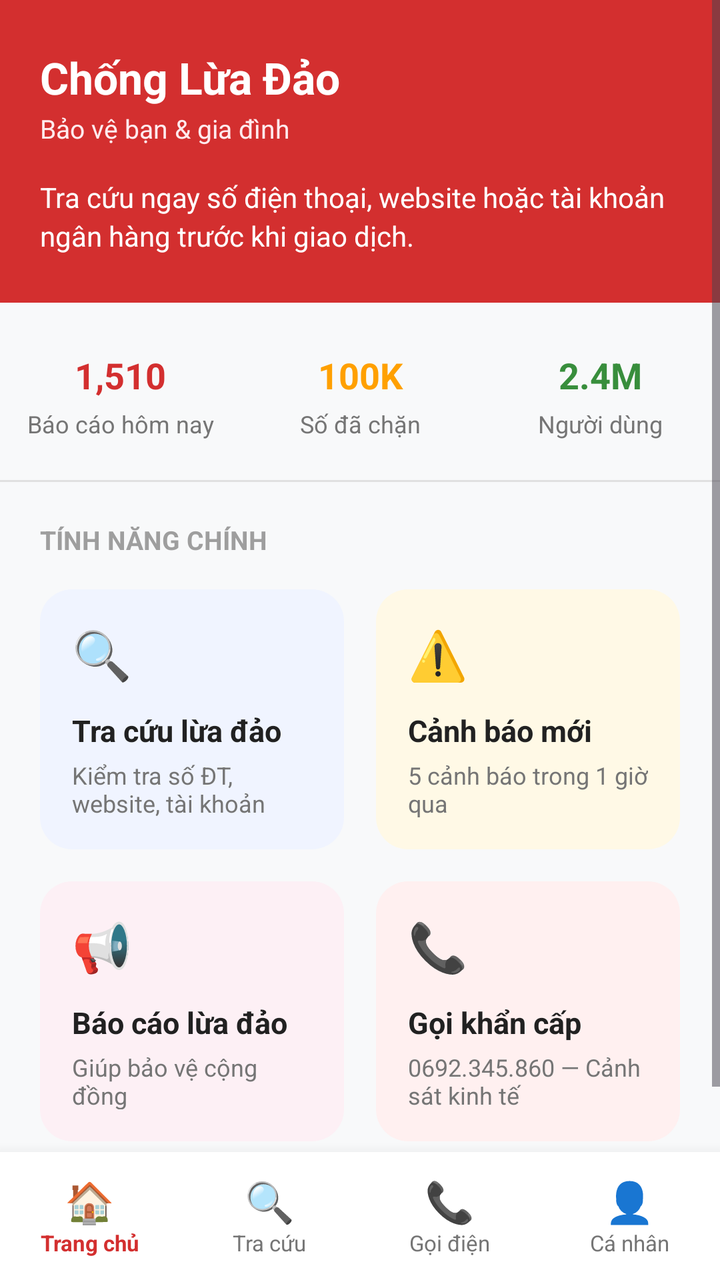
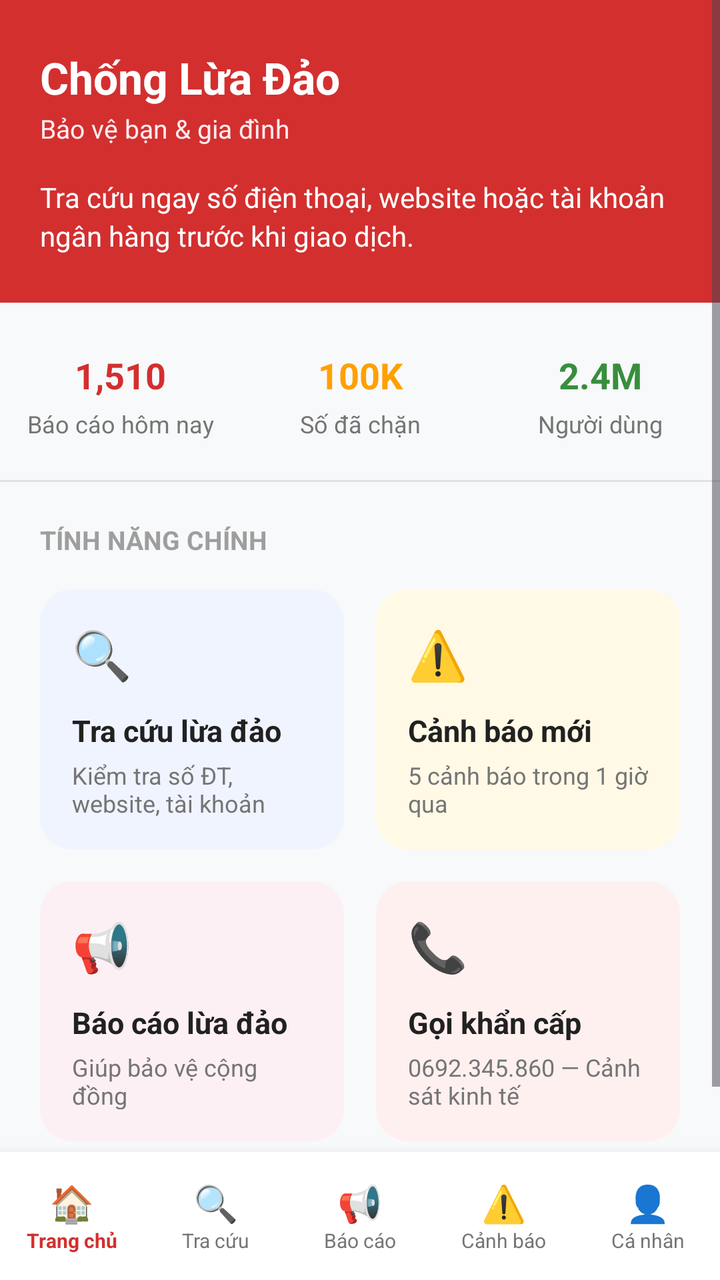

An Android layout rendered at two revisions. The XML below is the earlier revision; the diff shows what the commit changed to produce the second picture.
<!-- AndroidManifest.xml: application theme Theme.Cyber_Trap -->
<!-- res/layout/activity_trangchu.xml -->
<?xml version="1.0" encoding="utf-8"?>
<androidx.constraintlayout.widget.ConstraintLayout xmlns:android="http://schemas.android.com/apk/res/android"
    xmlns:app="http://schemas.android.com/apk/res-auto"
    xmlns:tools="http://schemas.android.com/tools"
    android:layout_width="match_parent"
    android:layout_height="match_parent"
    android:background="#F8F9FA"
    tools:context=".trangchu">

    
    <ScrollView
        android:id="@+id/scrollView"
        android:layout_width="0dp"
        android:layout_height="0dp"
        android:fillViewport="true"
        app:layout_constraintBottom_toTopOf="@id/bottomNav"
        app:layout_constraintEnd_toEndOf="parent"
        app:layout_constraintStart_toStartOf="parent"
        app:layout_constraintTop_toTopOf="parent">

        <androidx.constraintlayout.widget.ConstraintLayout
            android:id="@+id/main"
            android:layout_width="match_parent"
            android:layout_height="wrap_content"
            android:paddingBottom="16dp">

            
            <View
                android:id="@+id/headerBackground"
                android:layout_width="0dp"
                android:layout_height="0dp"
                android:background="#D32F2F"
                app:layout_constraintBottom_toBottomOf="@id/tvHeaderDesc"
                app:layout_constraintEnd_toEndOf="parent"
                app:layout_constraintStart_toStartOf="parent"
                app:layout_constraintTop_toTopOf="parent" />

            
            <TextView
                android:id="@+id/tvHeaderTitle"
                android:layout_width="wrap_content"
                android:layout_height="wrap_content"
                android:layout_marginStart="20dp"
                android:layout_marginTop="24dp"
                android:text="Chống Lừa Đảo"
                android:textColor="#FFFFFF"
                android:textSize="22sp"
                android:textStyle="bold"
                app:layout_constraintStart_toStartOf="parent"
                app:layout_constraintTop_toTopOf="parent" />

            
            <TextView
                android:id="@+id/tvHeaderSubtitle"
                android:layout_width="wrap_content"
                android:layout_height="wrap_content"
                android:layout_marginTop="2dp"
                android:text="Bảo vệ bạn &amp; gia đình"
                android:textColor="#FFEBEE"
                android:textSize="13sp"
                app:layout_constraintStart_toStartOf="@id/tvHeaderTitle"
                app:layout_constraintTop_toBottomOf="@id/tvHeaderTitle" />

            
            <TextView
                android:id="@+id/tvHeaderDesc"
                android:layout_width="0dp"
                android:layout_height="wrap_content"
                android:layout_marginTop="16dp"
                android:layout_marginEnd="20dp"
                android:paddingBottom="24dp"
                android:lineSpacingExtra="3dp"
                android:text="Tra cứu ngay số điện thoại, website hoặc tài khoản ngân hàng trước khi giao dịch."
                android:textColor="#FFFFFF"
                android:textSize="14sp"
                app:layout_constraintEnd_toEndOf="parent"
                app:layout_constraintStart_toStartOf="@id/tvHeaderTitle"
                app:layout_constraintTop_toBottomOf="@id/tvHeaderSubtitle" />

            
            <TextView
                android:id="@+id/tvStat1Val"
                android:layout_width="0dp"
                android:layout_height="wrap_content"
                android:layout_marginTop="24dp"
                android:gravity="center"
                android:text="1,510"
                android:textColor="#D32F2F"
                android:textSize="18sp"
                android:textStyle="bold"
                app:layout_constraintEnd_toStartOf="@id/tvStat2Val"
                app:layout_constraintHorizontal_weight="1"
                app:layout_constraintStart_toStartOf="parent"
                app:layout_constraintTop_toBottomOf="@id/headerBackground" />

            <TextView
                android:id="@+id/tvStat1Label"
                android:layout_width="0dp"
                android:layout_height="wrap_content"
                android:layout_marginTop="4dp"
                android:gravity="center"
                android:text="Báo cáo hôm nay"
                android:textColor="#757575"
                android:textSize="12sp"
                app:layout_constraintEnd_toEndOf="@id/tvStat1Val"
                app:layout_constraintStart_toStartOf="@id/tvStat1Val"
                app:layout_constraintTop_toBottomOf="@id/tvStat1Val" />

            
            <TextView
                android:id="@+id/tvStat2Val"
                android:layout_width="0dp"
                android:layout_height="wrap_content"
                android:gravity="center"
                android:text="100K"
                android:textColor="#FFA000"
                android:textSize="18sp"
                android:textStyle="bold"
                app:layout_constraintEnd_toStartOf="@id/tvStat3Val"
                app:layout_constraintHorizontal_weight="1"
                app:layout_constraintStart_toEndOf="@id/tvStat1Val"
                app:layout_constraintTop_toTopOf="@id/tvStat1Val" />

            <TextView
                android:id="@+id/tvStat2Label"
                android:layout_width="0dp"
                android:layout_height="wrap_content"
                android:layout_marginTop="4dp"
                android:gravity="center"
                android:text="Số đã chặn"
                android:textColor="#757575"
                android:textSize="12sp"
                app:layout_constraintEnd_toEndOf="@id/tvStat2Val"
                app:layout_constraintStart_toStartOf="@id/tvStat2Val"
                app:layout_constraintTop_toBottomOf="@id/tvStat2Val" />

            
            <TextView
                android:id="@+id/tvStat3Val"
                android:layout_width="0dp"
                android:layout_height="wrap_content"
                android:gravity="center"
                android:text="2.4M"
                android:textColor="#388E3C"
                android:textSize="18sp"
                android:textStyle="bold"
                app:layout_constraintEnd_toEndOf="parent"
                app:layout_constraintHorizontal_weight="1"
                app:layout_constraintStart_toEndOf="@id/tvStat2Val"
                app:layout_constraintTop_toTopOf="@id/tvStat1Val" />

            <TextView
                android:id="@+id/tvStat3Label"
                android:layout_width="0dp"
                android:layout_height="wrap_content"
                android:layout_marginTop="4dp"
                android:gravity="center"
                android:text="Người dùng"
                android:textColor="#757575"
                android:textSize="12sp"
                app:layout_constraintEnd_toEndOf="@id/tvStat3Val"
                app:layout_constraintStart_toStartOf="@id/tvStat3Val"
                app:layout_constraintTop_toBottomOf="@id/tvStat3Val" />

            <View
                android:id="@+id/divider1"
                android:layout_width="0dp"
                android:layout_height="1dp"
                android:layout_marginTop="20dp"
                android:background="#E0E0E0"
                app:layout_constraintEnd_toEndOf="parent"
                app:layout_constraintStart_toStartOf="parent"
                app:layout_constraintTop_toBottomOf="@id/tvStat1Label" />

            
            <TextView
                android:id="@+id/tvFeatureHeader"
                android:layout_width="wrap_content"
                android:layout_height="wrap_content"
                android:layout_marginStart="20dp"
                android:layout_marginTop="20dp"
                android:text="TÍNH NĂNG CHÍNH"
                android:textColor="#9E9E9E"
                android:textSize="13sp"
                android:textStyle="bold"
                app:layout_constraintStart_toStartOf="parent"
                app:layout_constraintTop_toBottomOf="@id/divider1" />

            
            <androidx.constraintlayout.widget.ConstraintLayout
                android:id="@+id/card1"
                android:layout_width="0dp"
                android:layout_height="130dp"
                android:layout_marginStart="20dp"
                android:layout_marginTop="16dp"
                android:layout_marginEnd="8dp"
                android:background="@drawable/bg_card_blue"
                android:padding="16dp"
                app:layout_constraintEnd_toStartOf="@id/card2"
                app:layout_constraintHorizontal_weight="1"
                app:layout_constraintStart_toStartOf="parent"
                app:layout_constraintTop_toBottomOf="@id/tvFeatureHeader">

                <TextView
                    android:id="@+id/tvCard1Icon"
                    android:layout_width="wrap_content"
                    android:layout_height="wrap_content"
                    android:text="🔍"
                    android:textSize="24sp"
                    app:layout_constraintStart_toStartOf="parent"
                    app:layout_constraintTop_toTopOf="parent" />

                <TextView
                    android:id="@+id/tvCard1Title"
                    android:layout_width="wrap_content"
                    android:layout_height="wrap_content"
                    android:layout_marginTop="12dp"
                    android:text="Tra cứu lừa đảo"
                    android:textColor="#212121"
                    android:textSize="15sp"
                    android:textStyle="bold"
                    app:layout_constraintStart_toStartOf="parent"
                    app:layout_constraintTop_toBottomOf="@id/tvCard1Icon" />

                <TextView
                    android:id="@+id/tvCard1Sub"
                    android:layout_width="0dp"
                    android:layout_height="wrap_content"
                    android:layout_marginTop="4dp"
                    android:text="Kiểm tra số ĐT, website, tài khoản"
                    android:textColor="#757575"
                    android:textSize="12sp"
                    app:layout_constraintEnd_toEndOf="parent"
                    app:layout_constraintStart_toStartOf="parent"
                    app:layout_constraintTop_toBottomOf="@id/tvCard1Title" />

            </androidx.constraintlayout.widget.ConstraintLayout>

            
            <androidx.constraintlayout.widget.ConstraintLayout
                android:id="@+id/card2"
                android:layout_width="0dp"
                android:layout_height="130dp"
                android:layout_marginStart="8dp"
                android:layout_marginEnd="20dp"
                android:background="@drawable/bg_card_yellow"
                android:padding="16dp"
                app:layout_constraintEnd_toEndOf="parent"
                app:layout_constraintHorizontal_weight="1"
                app:layout_constraintStart_toEndOf="@id/card1"
                app:layout_constraintTop_toTopOf="@id/card1">

                <TextView
                    android:id="@+id/tvCard2Icon"
                    android:layout_width="wrap_content"
                    android:layout_height="wrap_content"
                    android:text="⚠️"
                    android:textSize="24sp"
                    app:layout_constraintStart_toStartOf="parent"
                    app:layout_constraintTop_toTopOf="parent" />

                <TextView
                    android:id="@+id/tvCard2Title"
                    android:layout_width="wrap_content"
                    android:layout_height="wrap_content"
                    android:layout_marginTop="12dp"
                    android:text="Cảnh báo mới"
                    android:textColor="#212121"
                    android:textSize="15sp"
                    android:textStyle="bold"
                    app:layout_constraintStart_toStartOf="parent"
                    app:layout_constraintTop_toBottomOf="@id/tvCard2Icon" />

                <TextView
                    android:id="@+id/tvCard2Sub"
                    android:layout_width="0dp"
                    android:layout_height="wrap_content"
                    android:layout_marginTop="4dp"
                    android:text="5 cảnh báo trong 1 giờ qua"
                    android:textColor="#757575"
                    android:textSize="12sp"
                    app:layout_constraintEnd_toEndOf="parent"
                    app:layout_constraintStart_toStartOf="parent"
                    app:layout_constraintTop_toBottomOf="@id/tvCard2Title" />

            </androidx.constraintlayout.widget.ConstraintLayout>

            
            <androidx.constraintlayout.widget.ConstraintLayout
                android:id="@+id/card3"
                android:layout_width="0dp"
                android:layout_height="130dp"
                android:layout_marginStart="20dp"
                android:layout_marginTop="16dp"
                android:layout_marginEnd="8dp"
                android:layout_marginBottom="24dp"
                android:background="@drawable/bg_card_pink"
                android:padding="16dp"
                app:layout_constraintBottom_toBottomOf="parent"
                app:layout_constraintEnd_toStartOf="@id/cardGoiKhanCap"
                app:layout_constraintHorizontal_weight="1"
                app:layout_constraintStart_toStartOf="parent"
                app:layout_constraintTop_toBottomOf="@id/card1">

                <TextView
                    android:id="@+id/tvCard3Icon"
                    android:layout_width="wrap_content"
                    android:layout_height="wrap_content"
                    android:text="📢"
                    android:textSize="24sp"
                    app:layout_constraintStart_toStartOf="parent"
                    app:layout_constraintTop_toTopOf="parent" />

                <TextView
                    android:id="@+id/tvCard3Title"
                    android:layout_width="wrap_content"
                    android:layout_height="wrap_content"
                    android:layout_marginTop="12dp"
                    android:text="Báo cáo lừa đảo"
                    android:textColor="#212121"
                    android:textSize="15sp"
                    android:textStyle="bold"
                    app:layout_constraintStart_toStartOf="parent"
                    app:layout_constraintTop_toBottomOf="@id/tvCard3Icon" />

                <TextView
                    android:id="@+id/tvCard3Sub"
                    android:layout_width="0dp"
                    android:layout_height="wrap_content"
                    android:layout_marginTop="4dp"
                    android:text="Giúp bảo vệ cộng đồng"
                    android:textColor="#757575"
                    android:textSize="12sp"
                    app:layout_constraintEnd_toEndOf="parent"
                    app:layout_constraintStart_toStartOf="parent"
                    app:layout_constraintTop_toBottomOf="@id/tvCard3Title" />

            </androidx.constraintlayout.widget.ConstraintLayout>

            
            <androidx.constraintlayout.widget.ConstraintLayout
                android:id="@+id/cardGoiKhanCap"
                android:layout_width="0dp"
                android:layout_height="130dp"
                android:layout_marginStart="8dp"
                android:layout_marginEnd="20dp"
                android:background="@drawable/bg_card_red"
                android:padding="16dp"
                app:layout_constraintEnd_toEndOf="parent"
                app:layout_constraintHorizontal_weight="1"
                app:layout_constraintStart_toEndOf="@id/card3"
                app:layout_constraintTop_toTopOf="@id/card3">

                <TextView
                    android:id="@+id/tvCard4Icon"
                    android:layout_width="wrap_content"
                    android:layout_height="wrap_content"
                    android:text="📞"
                    android:textSize="24sp"
                    app:layout_constraintStart_toStartOf="parent"
                    app:layout_constraintTop_toTopOf="parent" />

                <TextView
                    android:id="@+id/tvCard4Title"
                    android:layout_width="wrap_content"
                    android:layout_height="wrap_content"
                    android:layout_marginTop="12dp"
                    android:text="Gọi khẩn cấp"
                    android:textColor="#212121"
                    android:textSize="15sp"
                    android:textStyle="bold"
                    app:layout_constraintStart_toStartOf="parent"
                    app:layout_constraintTop_toBottomOf="@id/tvCard4Icon" />

                <TextView
                    android:id="@+id/tvCard4Sub"
                    android:layout_width="0dp"
                    android:layout_height="wrap_content"
                    android:layout_marginTop="4dp"
                    android:text="0692.345.860 — Cảnh sát kinh tế"
                    android:textColor="#757575"
                    android:textSize="12sp"
                    app:layout_constraintEnd_toEndOf="parent"
                    app:layout_constraintStart_toStartOf="parent"
                    app:layout_constraintTop_toBottomOf="@id/tvCard4Title" />

            </androidx.constraintlayout.widget.ConstraintLayout>

        </androidx.constraintlayout.widget.ConstraintLayout>
    </ScrollView>

    
    <LinearLayout
        android:id="@+id/bottomNav"
        android:layout_width="0dp"
        android:layout_height="64dp"
        android:background="#FFFFFF"
        android:elevation="12dp"
        android:orientation="horizontal"
        android:paddingTop="8dp"
        android:paddingBottom="8dp"
        app:layout_constraintBottom_toBottomOf="parent"
        app:layout_constraintEnd_toEndOf="parent"
        app:layout_constraintStart_toStartOf="parent">

        
        <LinearLayout
            android:id="@+id/navHome"
            android:layout_width="0dp"
            android:layout_height="match_parent"
            android:layout_weight="1"
            android:gravity="center"
            android:orientation="vertical">

            <TextView
                android:layout_width="wrap_content"
                android:layout_height="wrap_content"
                android:text="🏠"
                android:textSize="20sp" />

            <TextView
                android:layout_width="wrap_content"
                android:layout_height="wrap_content"
                android:text="Trang chủ"
                android:textColor="#D32F2F"
                android:textSize="11sp"
                android:textStyle="bold" />
        </LinearLayout>

        
        <LinearLayout
            android:id="@+id/navSearch"
            android:layout_width="0dp"
            android:layout_height="match_parent"
            android:layout_weight="1"
            android:gravity="center"
            android:orientation="vertical">

            <TextView
                android:layout_width="wrap_content"
                android:layout_height="wrap_content"
                android:text="🔍"
                android:textSize="20sp" />

            <TextView
                android:layout_width="wrap_content"
                android:layout_height="wrap_content"
                android:text="Tra cứu"
                android:textColor="#757575"
                android:textSize="11sp" />
        </LinearLayout>

        
        <LinearLayout
            android:id="@+id/navCall"
            android:layout_width="0dp"
            android:layout_height="match_parent"
            android:layout_weight="1"
            android:gravity="center"
            android:orientation="vertical">

            <TextView
                android:layout_width="wrap_content"
                android:layout_height="wrap_content"
                android:text="📞"
                android:textSize="20sp" />

            <TextView
                android:layout_width="wrap_content"
                android:layout_height="wrap_content"
                android:text="Gọi điện"
                android:textColor="#757575"
                android:textSize="11sp" />
        </LinearLayout>

        
        <LinearLayout
            android:id="@+id/navProfile"
            android:layout_width="0dp"
            android:layout_height="match_parent"
            android:layout_weight="1"
            android:gravity="center"
            android:orientation="vertical">

            <TextView
                android:layout_width="wrap_content"
                android:layout_height="wrap_content"
                android:text="👤"
                android:textSize="20sp" />

            <TextView
                android:layout_width="wrap_content"
                android:layout_height="wrap_content"
                android:text="Cá nhân"
                android:textColor="#757575"
                android:textSize="11sp" />
        </LinearLayout>

    </LinearLayout>

</androidx.constraintlayout.widget.ConstraintLayout>
<!-- resources referenced by this layout -->
<resources>
  <!-- drawable bg_card_blue (drawable) -->
  <?xml version="1.0" encoding="utf-8"?>
  <shape xmlns:android="http://schemas.android.com/apk/res/android">
      <solid android:color="#F0F4FF" />
      <corners android:radius="16dp" />
  </shape>
  <!-- drawable bg_card_pink (drawable) -->
  <?xml version="1.0" encoding="utf-8"?>
  <shape xmlns:android="http://schemas.android.com/apk/res/android">
      <solid android:color="#FDF0F5" />
      <corners android:radius="16dp" />
  </shape>
  <!-- drawable bg_card_red (drawable) -->
  <?xml version="1.0" encoding="utf-8"?>
  <shape xmlns:android="http://schemas.android.com/apk/res/android">
      <solid android:color="#FFF0F0" />
      <corners android:radius="16dp" />
  </shape>
  <!-- drawable bg_card_yellow (drawable) -->
  <?xml version="1.0" encoding="utf-8"?>
  <shape xmlns:android="http://schemas.android.com/apk/res/android">
      <solid android:color="#FFF9E6" />
      <corners android:radius="16dp" />
  </shape>
  <style name="Theme.Cyber_Trap" parent="Base.Theme.Cyber_Trap" />
  <style name="Base.Theme.Cyber_Trap" parent="Theme.Material3.DayNight.NoActionBar">
          
          
      </style>
</resources>

<!-- the commit's change to res/layout/activity_trangchu.xml (unified diff, before → after) -->
@@ -5,7 +5,7 @@
     android:layout_width="match_parent"
     android:layout_height="match_parent"
     android:background="#F8F9FA"
-    tools:context=".trangchu">
+    tools:context="com.example.test.TrangChuActivity">
 
     
     <ScrollView
@@ -416,14 +416,14 @@
                 android:layout_width="wrap_content"
                 android:layout_height="wrap_content"
                 android:text="🏠"
-                android:textSize="20sp" />
+                android:textSize="18sp" />
 
             <TextView
                 android:layout_width="wrap_content"
                 android:layout_height="wrap_content"
                 android:text="Trang chủ"
                 android:textColor="#D32F2F"
-                android:textSize="11sp"
+                android:textSize="10sp"
                 android:textStyle="bold" />
         </LinearLayout>
 
@@ -440,19 +440,19 @@
                 android:layout_width="wrap_content"
                 android:layout_height="wrap_content"
                 android:text="🔍"
-                android:textSize="20sp" />
+                android:textSize="18sp" />
 
             <TextView
                 android:layout_width="wrap_content"
                 android:layout_height="wrap_content"
                 android:text="Tra cứu"
                 android:textColor="#757575"
-                android:textSize="11sp" />
+                android:textSize="10sp" />
         </LinearLayout>
 
         
         <LinearLayout
-            android:id="@+id/navCall"
+            android:id="@+id/navBaoCao"
             android:layout_width="0dp"
             android:layout_height="match_parent"
             android:layout_weight="1"
@@ -462,15 +462,38 @@
             <TextView
                 android:layout_width="wrap_content"
                 android:layout_height="wrap_content"
-                android:text="📞"
-                android:textSize="20sp" />
-
-            <TextView
-                android:layout_width="wrap_content"
-                android:layout_height="wrap_content"
-                android:text="Gọi điện"
-                android:textColor="#757575"
-                android:textSize="11sp" />
+                android:text="📢"
+                android:textSize="18sp" />
+
+            <TextView
+                android:layout_width="wrap_content"
+                android:layout_height="wrap_content"
+                android:text="Báo cáo"
+                android:textColor="#757575"
+                android:textSize="10sp" />
+        </LinearLayout>
+
+        
+        <LinearLayout
+            android:id="@+id/navWarningNav"
+            android:layout_width="0dp"
+            android:layout_height="match_parent"
+            android:layout_weight="1"
+            android:gravity="center"
+            android:orientation="vertical">
+
+            <TextView
+                android:layout_width="wrap_content"
+                android:layout_height="wrap_content"
+                android:text="⚠️"
+                android:textSize="18sp" />
+
+            <TextView
+                android:layout_width="wrap_content"
+                android:layout_height="wrap_content"
+                android:text="Cảnh báo"
+                android:textColor="#757575"
+                android:textSize="10sp" />
         </LinearLayout>
 
         
@@ -486,14 +509,14 @@
                 android:layout_width="wrap_content"
                 android:layout_height="wrap_content"
                 android:text="👤"
-                android:textSize="20sp" />
+                android:textSize="18sp" />
 
             <TextView
                 android:layout_width="wrap_content"
                 android:layout_height="wrap_content"
                 android:text="Cá nhân"
                 android:textColor="#757575"
-                android:textSize="11sp" />
+                android:textSize="10sp" />
         </LinearLayout>
 
     </LinearLayout>
